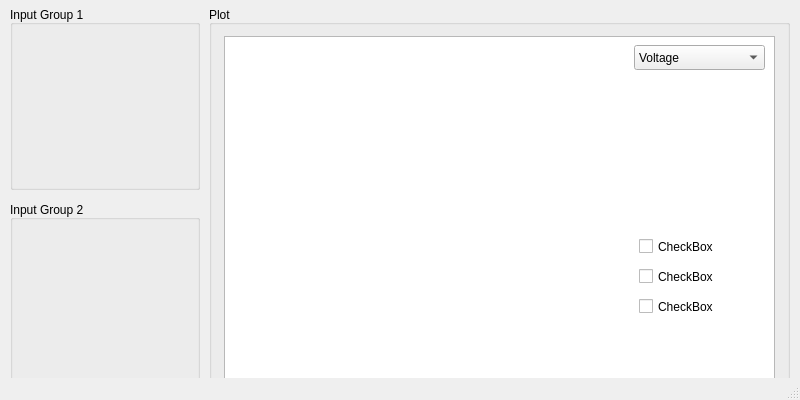
Before: the Qt Designer form src/gpt_gui.ui in tomgwasira/gpt-gui, drawn with Qt 5.
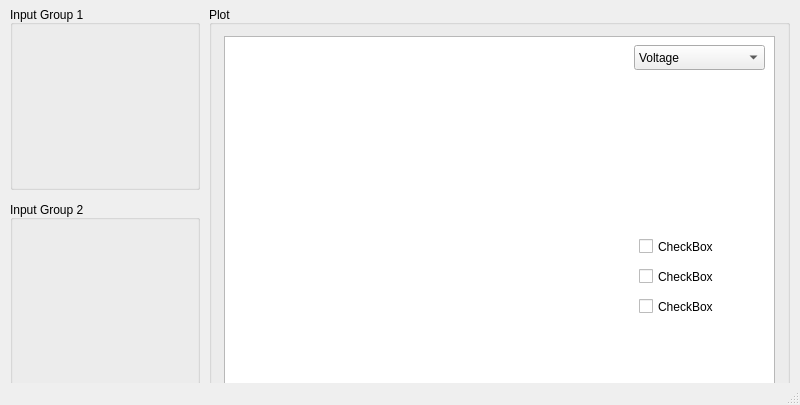
After: the same form once the commit is applied. Custom widgets are drawn as their Qt base class.

The edit to the form file:
```diff
--- a/src/gpt_gui.ui
+++ b/src/gpt_gui.ui
@@ -7,7 +7,7 @@
     <x>0</x>
     <y>0</y>
     <width>800</width>
-    <height>400</height>
+    <height>405</height>
    </rect>
   </property>
   <property name="windowTitle">
```
